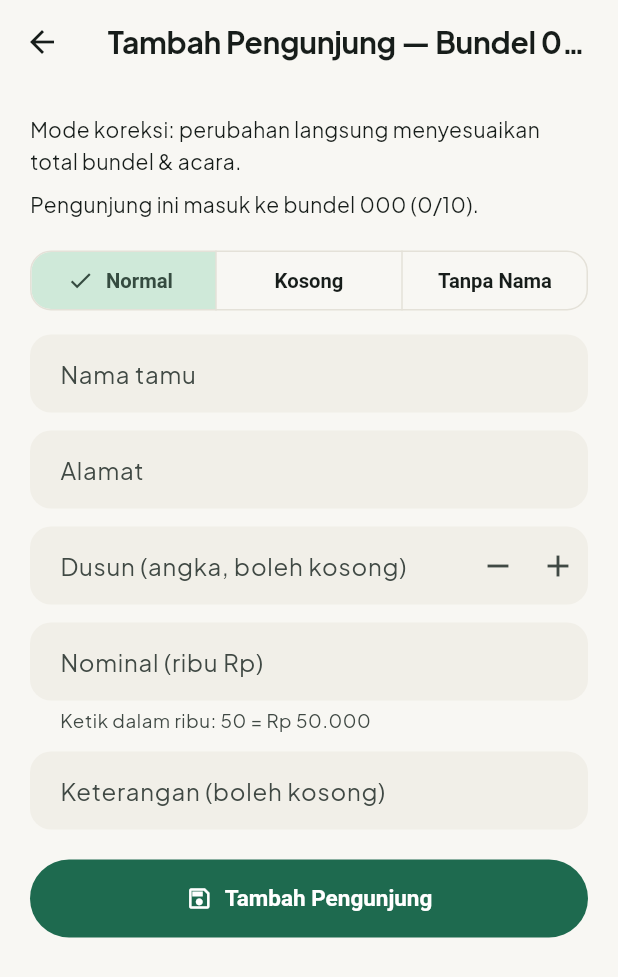
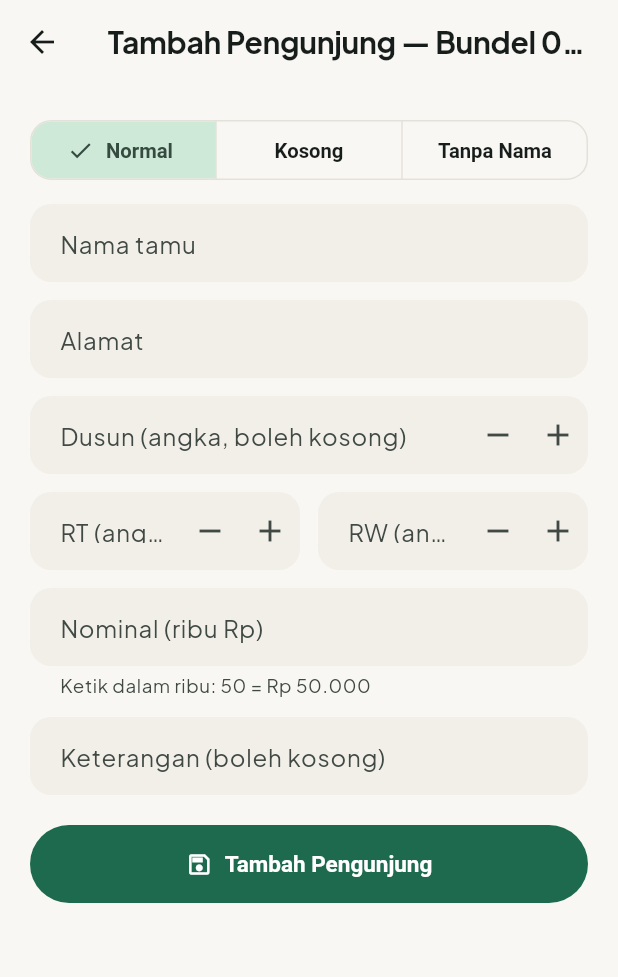
Before and after one commit to masozin/buku-hajatan, a Flutter app: the KoreksiAmplopScreen screen opened directly with empty values, on a phone screen of 412 x 824 dp. Shown: the top 977 px of the screen. Run offline on Flutter 3.47's test engine with Material 3 defaults, Android fonts, the phone set to English and light mode, and no system bars; our stand-ins replace cloud_firestore, firebase_auth, firebase_core, flutter_riverpod, package_info_plus, pdf and 1 more; missing offline and left inert: excel; accounts and stored records are empty; network calls fail.

Commit message:
Batch 25: RT/RW, hapus Ganti Bundel, ekspor PDF abjad, versi 1.3.0+5

```diff
--- a/lib/models/amplop.dart
+++ b/lib/models/amplop.dart
@@ -55,6 +55,8 @@ class Amplop {
     required this.nama,
     this.alamat,
     this.dusun,
+    this.rt,
+    this.rw,
     this.keterangan,
     required this.nominal,
     this.jenis = JenisAmplop.normal,
@@ -72,6 +74,10 @@ class Amplop {
 
   /// Nomor dusun asal tamu (Batch 7 — isinya angka, boleh kosong).
   final int? dusun;
+
+  /// Nomor RT / RW asal tamu (Batch 25 — angka, boleh kosong).
+  final int? rt;
+  final int? rw;
 
   /// Catatan bebas (Batch 7, boleh kosong).
   final String? keterangan;
@@ -104,6 +110,8 @@ class Amplop {
       nama: (data['nama'] as String?) ?? '',
       alamat: data['alamat'] as String?,
       dusun: (data['dusun'] as num?)?.toInt(),
+      rt: (data['rt'] as num?)?.toInt(),
+      rw: (data['rw'] as num?)?.toInt(),
       keterangan: data['keterangan'] as String?,
       nominal: (data['nominal'] as num?)?.toInt() ?? 0,
       jenis: JenisAmplop.dariString(data['jenis'] as String?),
@@ -118,6 +126,8 @@ class Amplop {
       'nama': nama,
       'alamat': alamat,
       'dusun': dusun,
+      'rt': rt,
+      'rw': rw,
       'keterangan': keterangan,
       'nominal': nominal,
       'jenis': jenis.nilaiSimpan,
--- a/lib/screens/koreksi_amplop.dart
+++ b/lib/screens/koreksi_amplop.dart
@@ -16,22 +16,21 @@ import '../widgets/kolom_form.dart';
 /// tambah amplop yang terlewat, atau ubah amplop yang salah catat.
 /// Validasi & aturan jenis memakai logika pencatatan yang sama.
 ///
-/// Pada mode tambah, [bundel] adalah tujuan awal (dari FAB: bundel
-/// belum penuh yang terakhir); bila [bundelLain] tidak kosong,
-/// pemilik bisa mengganti bundel tujuan dari dalam form.
+/// Pada mode tambah, [bundel] adalah tujuan tetap (dari FAB:
+/// bundel khusus pemilik; dari tab Bundel: bundel itu sendiri).
+/// Batch 25 menghapus pemilih "Ganti Bundel" dari form —
+/// permintaan Mark, dianggap tidak perlu.
 class KoreksiAmplopScreen extends ConsumerStatefulWidget {
   const KoreksiAmplopScreen({
     super.key,
     required this.acaraId,
     required this.bundel,
-    this.bundelLain = const [],
     this.amplopLama,
     this.pencatatId,
   });
 
   final String acaraId;
   final Bundel bundel;
-  final List<Bundel> bundelLain;
 
   /// Null = mode tambah; terisi = mode ubah amplop ini.
   final Amplop? amplopLama;
@@ -50,6 +49,8 @@ class _KoreksiAmplopScreenState extends ConsumerState<KoreksiAmplopScreen> {
   late final TextEditingController _nama;
   late final TextEditingController _alamat;
   late final TextEditingController _dusun;
+  late final TextEditingController _rt;
+  late final TextEditingController _rw;
   late final TextEditingController _nominal;
   late final TextEditingController _keterangan;
   late JenisAmplop _jenis;
@@ -71,6 +72,12 @@ class _KoreksiAmplopScreenState extends ConsumerState<KoreksiAmplopScreen> {
     _alamat = TextEditingController(text: lama?.alamat ?? '');
     _dusun = TextEditingController(
       text: lama?.dusun == null ? '' : '${lama!.dusun}',
+    );
+    _rt = TextEditingController(
+      text: lama?.rt == null ? '' : '${lama!.rt}',
+    );
+    _rw = TextEditingController(
+      text: lama?.rw == null ? '' : '${lama!.rw}',
     );
     _nominal = TextEditingController(
       text: lama == null ? '' : '${lama.nominal}',
@@ -98,6 +105,8 @@ class _KoreksiAmplopScreenState extends ConsumerState<KoreksiAmplopScreen> {
     _nama.dispose();
     _alamat.dispose();
     _dusun.dispose();
+    _rt.dispose();
+    _rw.dispose();
     _nominal.dispose();
     _keterangan.dispose();
     super.dispose();
@@ -137,6 +146,8 @@ class _KoreksiAmplopScreenState extends ConsumerState<KoreksiAmplopScreen> {
               nama: _nama.text,
               alamat: _alamat.text,
               dusun: int.tryParse(_dusun.text.trim()),
+              rt: int.tryParse(_rt.text.trim()),
+              rw: int.tryParse(_rw.text.trim()),
               keterangan: _keterangan.text,
               jenis: _jenis,
               nominal: nominal,
@@ -157,6 +168,8 @@ class _KoreksiAmplopScreenState extends ConsumerState<KoreksiAmplopScreen> {
           nama: _nama.text,
           alamat: _alamat.text,
           dusun: int.tryParse(_dusun.text.trim()),
+          rt: int.tryParse(_rt.text.trim()),
+          rw: int.tryParse(_rw.text.trim()),
           keterangan: _keterangan.text,
           jenis: _jenis,
           nominal: nominal,
@@ -169,6 +182,8 @@ class _KoreksiAmplopScreenState extends ConsumerState<KoreksiAmplopScreen> {
           nama: _nama.text,
           alamat: _alamat.text,
           dusun: int.tryParse(_dusun.text.trim()),
+          rt: int.tryParse(_rt.text.trim()),
+          rw: int.tryParse(_rw.text.trim()),
           keterangan: _keterangan.text,
           jenis: _jenis,
           nominal: nominal,
@@ -192,32 +207,6 @@ class _KoreksiAmplopScreenState extends ConsumerState<KoreksiAmplopScreen> {
     }
   }
 
-  Future<void> _gantiBundel() async {
-    final semua = [widget.bundel, ...widget.bundelLain];
-    final terpilih = await showModalBottomSheet<Bundel>(
-      context: context,
-      builder: (context) => SafeArea(
-        child: Column(
-          mainAxisSize: MainAxisSize.min,
-          children: [
-            const ListTile(title: Text('Masukkan ke bundel mana?')),
-            for (final b in semua)
-              ListTile(
-                leading: CircleAvatar(child: Text(b.prefix)),
-                title: Text('Bundel ${b.kode}'),
-                subtitle: Text('${b.jumlahAmplop}/10 pengunjung'),
-                trailing: b.id == _bundel.id
-                    ? const Icon(Icons.check)
-                    : null,
-                onTap: () => Navigator.of(context).pop(b),
-              ),
-          ],
-        ),
-      ),
-    );
-    if (terpilih != null) setState(() => _bundel = terpilih);
-  }
-
   @override
   Widget build(BuildContext context) {
     final tanpaNama = _jenis == JenisAmplop.tanpaNama;
@@ -235,33 +224,10 @@ class _KoreksiAmplopScreenState extends ConsumerState<KoreksiAmplopScreen> {
         child: Column(
           crossAxisAlignment: CrossAxisAlignment.stretch,
           children: [
-            Text(
-              widget.pencatatId != null
-                  ? 'Kamu mengubah pengunjung yang kamu input sendiri. '
-                        'Perubahan langsung menyesuaikan total bundel '
-                        '& acara.'
-                  : 'Mode koreksi: perubahan langsung menyesuaikan total '
-                        'bundel & acara.',
-            ),
-            if (!_modeUbah) ...[
-              const SizedBox(height: 8),
-              Row(
-                children: [
-                  Expanded(
-                    child: Text(
-                      'Pengunjung ini masuk ke bundel ${_bundel.kode} '
-                      '(${_bundel.jumlahAmplop}/10).',
-                    ),
-                  ),
-                  if (widget.bundelLain.isNotEmpty)
-                    TextButton(
-                      onPressed: _gantiBundel,
-                      child: const Text('Ganti Bundel'),
-                    ),
-                ],
-              ),
-            ],
-            const SizedBox(height: 16),
+            // Batch 25 (permintaan Mark): teks "Mode koreksi…",
+            // keterangan bundel tujuan, dan tombol Ganti Bundel
+            // dihapus — judul AppBar sudah menyebut bundelnya,
+            // sisanya dianggap tidak perlu.
             SegmentedButton<JenisAmplop>(
               segments: const [
                 ButtonSegment(
@@ -296,6 +262,27 @@ class _KoreksiAmplopScreenState extends ConsumerState<KoreksiAmplopScreen> {
             KolomAlamat(controller: _alamat, saran: _saranAlamat),
             const SizedBox(height: 12),
             KolomDusun(controller: _dusun),
+            const SizedBox(height: 12),
+            // Batch 25: RT & RW berdampingan, stepper − / + sama
+            // seperti dusun.
+            Row(
+              crossAxisAlignment: CrossAxisAlignment.start,
+              children: [
+                Expanded(
+                  child: KolomDusun(
+                    controller: _rt,
+                    label: 'RT (angka, boleh kosong)',
+                  ),
+                ),
+                const SizedBox(width: 12),
+                Expanded(
+                  child: KolomDusun(
+                    controller: _rw,
+                    label: 'RW (angka, boleh kosong)',
+                  ),
+                ),
+              ],
+            ),
             const SizedBox(height: 12),
             ValueListenableBuilder<TextEditingValue>(
               valueListenable: _nominal,
--- a/lib/widgets/baris_amplop.dart
+++ b/lib/widgets/baris_amplop.dart
@@ -32,6 +32,11 @@ class BarisAmplop extends StatelessWidget {
     final keterangan = [
       if (amplop.alamat != null && amplop.alamat!.isNotEmpty) amplop.alamat!,
       if (amplop.dusun != null) 'Dusun ${amplop.dusun}',
+      if (amplop.rt != null || amplop.rw != null)
+        [
+          if (amplop.rt != null) 'RT ${amplop.rt}',
+          if (amplop.rw != null) 'RW ${amplop.rw}',
+        ].join('/'),
     ].join(' • ');
     return ListTile(
       contentPadding: const EdgeInsets.symmetric(horizontal: 16, vertical: 2),
--- a/lib/widgets/kolom_form.dart
+++ b/lib/widgets/kolom_form.dart
@@ -7,17 +7,21 @@ import '../core/rekap.dart';
 /// dengan tombol − / + dan alamat dengan sugesti dari alamat
 /// yang pernah dipakai di acara yang sama.
 
-/// Kolom dusun dengan tombol kurang/tambah di sisi kanan:
+/// Kolom angka dengan tombol kurang/tambah di sisi kanan:
 /// tiap ketuk mengubah angka sebanyak 1. Dari kosong, +
-/// mengisi 1; dari 1, − mengosongkan lagi (dusun boleh kosong).
+/// mengisi 1; dari 1, − mengosongkan lagi (boleh kosong).
+/// Awalnya khusus dusun (Batch 14); sejak Batch 25 dipakai
+/// juga untuk RT dan RW lewat parameter [label].
 class KolomDusun extends StatelessWidget {
   const KolomDusun({
     super.key,
     required this.controller,
+    this.label = 'Dusun (angka, boleh kosong)',
     this.onSubmitted,
   });
 
   final TextEditingController controller;
+  final String label;
   final VoidCallback? onSubmitted;
 
   void _ubah(int delta) {
@@ -41,19 +45,19 @@ class KolomDusun extends StatelessWidget {
       keyboardType: TextInputType.number,
       inputFormatters: [FilteringTextInputFormatter.digitsOnly],
       decoration: InputDecoration(
-        labelText: 'Dusun (angka, boleh kosong)',
+        labelText: label,
         suffixIcon: Row(
           mainAxisSize: MainAxisSize.min,
           children: [
             IconButton(
               icon: const Icon(Icons.remove),
-              tooltip: 'Kurangi dusun',
+              tooltip: 'Kurangi',
               visualDensity: VisualDensity.compact,
               onPressed: () => _ubah(-1),
             ),
             IconButton(
               icon: const Icon(Icons.add),
-              tooltip: 'Tambah dusun',
+              tooltip: 'Tambah',
               visualDensity: VisualDensity.compact,
               onPressed: () => _ubah(1),
             ),
--- a/pubspec.yaml
+++ b/pubspec.yaml
@@ -16,7 +16,7 @@ publish_to: 'none' # Remove this line if you wish to publish to pub.dev
 # https://developer.apple.com/library/archive/documentation/General/Reference/InfoPlistKeyReference/Articles/CoreFoundationKeys.html
 # In Windows, build-name is used as the major, minor, and patch parts
 # of the product and file versions while build-number is used as the build suffix.
-version: 1.2.0+4
+version: 1.3.0+5
 
 environment:
   sdk: ^3.13.7
@@ -50,6 +50,7 @@ dependencies:
   excel: ^4.0.6
   path_provider: ^2.1.5
   share_plus: ^10.1.4
+  pdf: ^3.11.3
 
   # Pembaruan aplikasi (Batch 21): baca versi terpasang & buka
   # tautan unduhan rilis GitHub di browser
```
Also changed, not shown: lib/core/rekap.dart (+53 -3 lines), lib/screens/daftar_pengunjung.dart (+7 -0 lines), lib/screens/detail_acara.dart (+2 -18 lines), lib/screens/pencatatan.dart (+37 -0 lines), lib/screens/rekap.dart (+24 -4 lines), lib/services/ekspor_service.dart (+211 -14 lines), lib/services/koreksi_service.dart (+8 -0 lines), lib/services/pencatatan_service.dart (+8 -0 lines), 2 other files.
